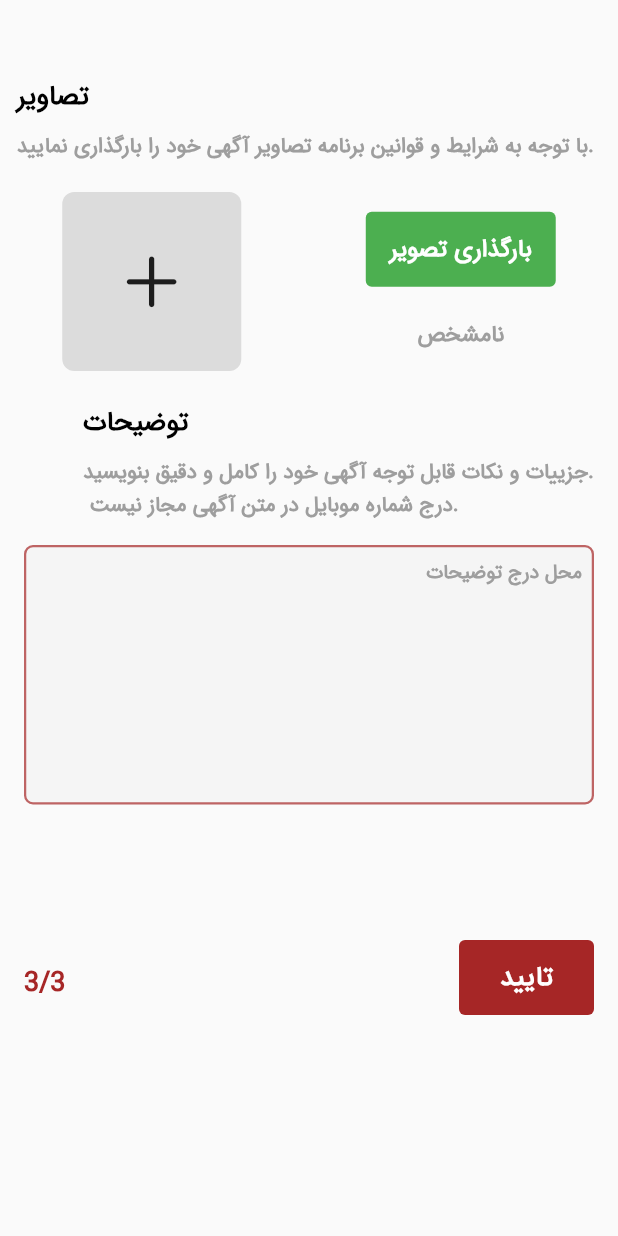
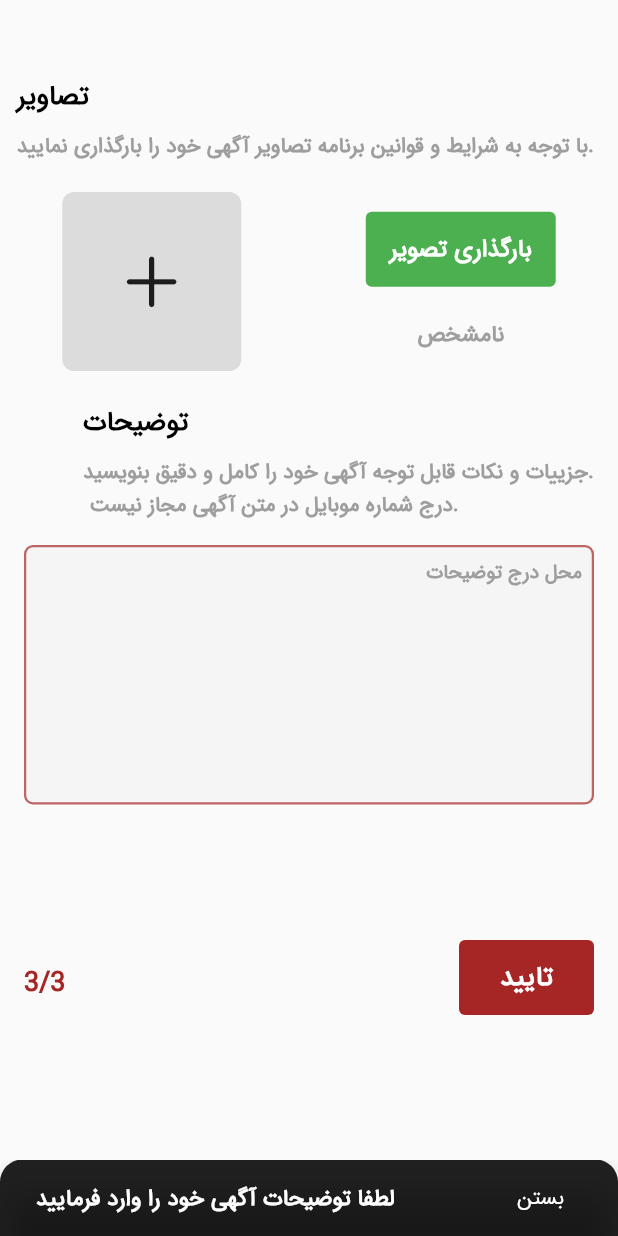
Before and after one commit to sajjadabbasi1383/DivarSample, a Flutter app: the AddPostThird screen opened directly with empty values, after a tap on "تایید", on a phone screen of 412 x 824 dp. Run offline on Flutter 3.47's test engine with Material 2 defaults, Android fonts, the phone set to English and light mode, and no system bars; our stand-ins replace flutter_spinkit, flutter_svg, image_picker, persistent_bottom_nav_bar.

Commit message:
check null value in textfield iand show snackbar

```diff
--- /dev/null
+++ b/lib/Widget/my_widget.dart
@@ -0,0 +1,28 @@
+import 'package:flutter/material.dart';
+
+void showSnakBar(BuildContext context, String msg) {
+  ScaffoldMessenger.of(context).showSnackBar(
+    SnackBar(
+        action: SnackBarAction(
+          label: 'بستن',
+          onPressed: () {},
+          disabledTextColor: Colors.black,
+          textColor: Colors.white,
+        ),
+        elevation: 10,
+        duration: const Duration(seconds: 3),
+        backgroundColor: Colors.black87,
+        shape: const RoundedRectangleBorder(
+          borderRadius: BorderRadius.only(topLeft: Radius.circular(15),topRight: Radius.circular(15))
+        ),
+        content: Text(
+            msg,
+            style: const TextStyle(
+                fontFamily: 'irs',
+                fontSize: 15,
+                fontWeight: FontWeight.bold,
+              color: Colors.white
+            )
+        )),
+  );
+}
--- a/lib/view/addPost2_screen.dart
+++ b/lib/view/addPost2_screen.dart
@@ -1,5 +1,7 @@
 import 'package:divar/view/addPost3_screen.dart';
 import 'package:flutter/material.dart';
+
+import '../Widget/my_widget.dart';
 
 class AddPostSecond extends StatefulWidget {
 
@@ -187,7 +189,13 @@ class _AddPostSecondState extends State<AddPostSecond> {
                             ),
                             MaterialButton(
                               onPressed: () {
-                                Navigator.push(context, MaterialPageRoute(builder: (context) => AddPostThird(widget.classTitle,widget.classAddress,widget.classCategoryId,adPrice,adCall),));
+                                if(adPrice==""){
+                                  showSnakBar(context, "لطفا قیمت آگهی خود را وارد فرمایید");
+                                }else if(adCall==""){
+                                  showSnakBar(context, "لطفا اطلاعات تماس خود را وارد فرمایید");
+                                }else{
+                                  Navigator.push(context, MaterialPageRoute(builder: (context) => AddPostThird(widget.classTitle,widget.classAddress,widget.classCategoryId,adPrice,adCall),));
+                                }
                               },
                               height: 50,
                               minWidth: 90,
--- a/lib/view/addPost3_screen.dart
+++ b/lib/view/addPost3_screen.dart
@@ -6,6 +6,8 @@ import 'package:flutter/cupertino.dart';
 import 'package:http/http.dart' as http;
 import 'package:flutter/material.dart';
 import 'package:image_picker/image_picker.dart';
+
+import '../Widget/my_widget.dart';
 
 class AddPostThird extends StatefulWidget {
   final String classTitle, classAddress, classCategoryId, classPrice, classCall;
@@ -250,19 +252,11 @@ class _AddPostThirdState extends State<AddPostThird> {
                             String description=adDescription;
 
 
-                            if(title==""){
-
-                            }else if(address==""){
-
-                            }else if(categoryId==""){
-
-                            }else if(price==""){
-
-                            }else if(call==""){
-
-                            }else if(description==""){
-
-                            }else if(fileName==""){
+                            if(description==""){
+                              showSnakBar(context, "لطفا توضیحات آگهی خود را وارد فرمایید");
+                            }else if(fileName=="") {
+                              showSnakBar(context, "لطفا تصویر آگهی خود را وارد فرمایید");
+                            }else{
 
                             }
 
@@ -348,12 +342,7 @@ class _AddPostThirdState extends State<AddPostThird> {
     }
   }
 
-
-
-
 }
-
-
 
 class MyBehavior extends ScrollBehavior {
   @override
--- a/lib/view/addPost_screen.dart
+++ b/lib/view/addPost_screen.dart
@@ -1,3 +1,4 @@
+import 'package:divar/Widget/my_widget.dart';
 import 'package:divar/view/addPost2_screen.dart';
 import 'package:flutter/material.dart';
 
@@ -272,7 +273,16 @@ class _AddPostScreenState extends State<AddPostScreen> {
                 ),
                 MaterialButton(
                   onPressed: () {
-                    Navigator.push(context, MaterialPageRoute(builder: (context) => AddPostSecond(adTitle,adAddress,adCategoryId),));
+                    if(adTitle==""){
+                      showSnakBar(context, "لطفا عنوان آگهی خود را وارد فرمایید");
+                    }else if(adCategoryId==""){
+                      showSnakBar(context, "لطفا دسته بندی مورد نظر را انتخاب فرمایید");
+                    }else if(adAddress==""){
+                      showSnakBar(context, "لطفا آدرس  را وارد فرمایید");
+                    }else{
+                      Navigator.push(context, MaterialPageRoute(builder: (context) => AddPostSecond(adTitle,adAddress,adCategoryId),));
+                    }
+
                   },
                   height: 50,
                   minWidth: 90,
```
Also changed, not shown: lib/main.dart (+5 -2 lines).
